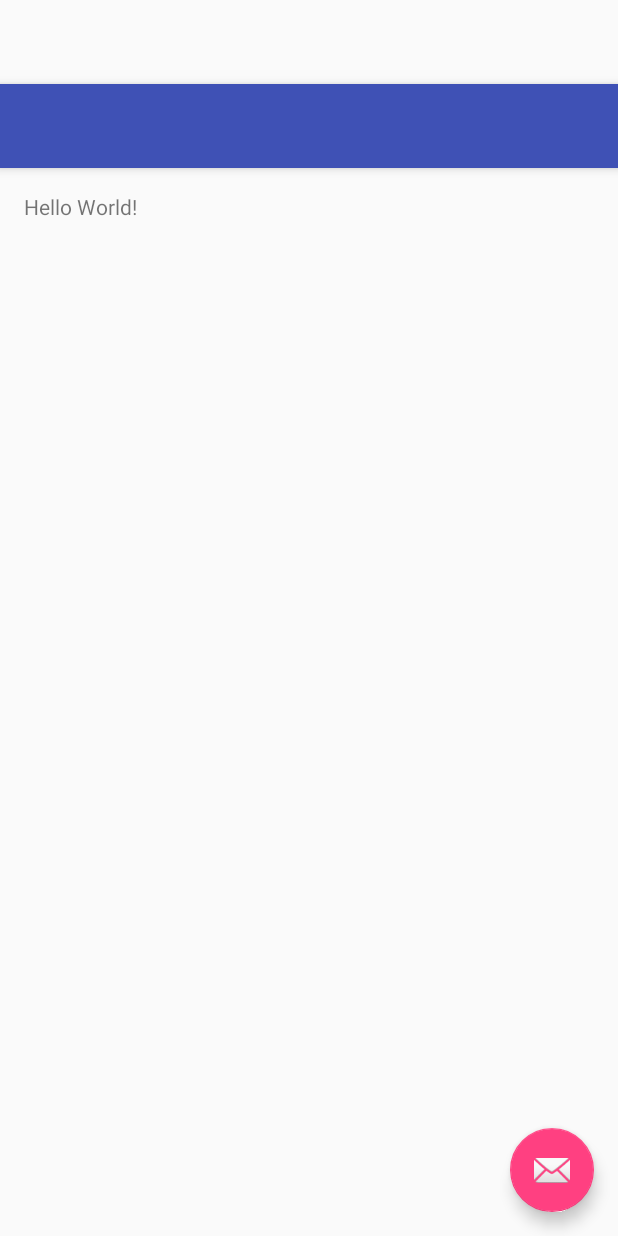
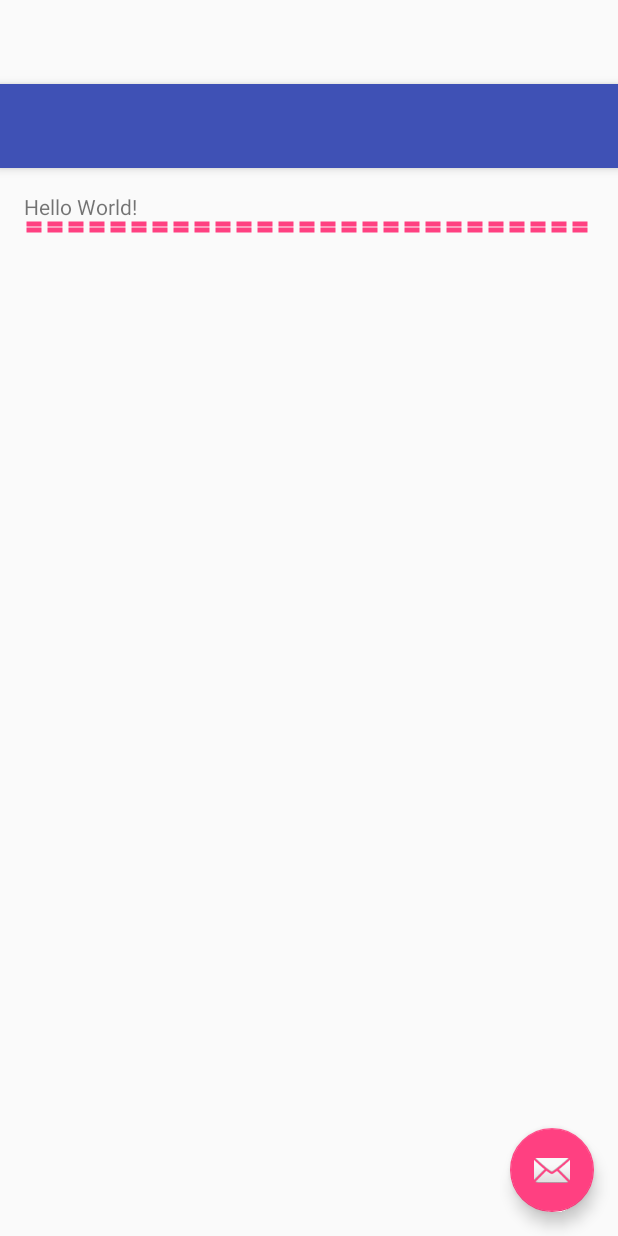
Before and after one commit to blackfrogxxoo/MyAndroidToolbox, an Android app: the layout app_bar_main.xml on its own in the app's theme, with its tools: preview values and no code run, on a phone screen of 412 x 824 dp. Run offline under Robolectric (Android 15) with nearby library versions, the light colour scheme and no system bars.

Commit message:
line shape drawable sample.

```diff
--- /dev/null
+++ b/app/src/main/res/drawable/sample_shape_line.xml
@@ -0,0 +1,12 @@
+<?xml version="1.0" encoding="utf-8"?>
+<shape xmlns:android="http://schemas.android.com/apk/res/android"
+    android:shape="line"> <!-- 形状：rectangle/oval/line/ring -->
+    <!-- shape为ling或ring时必须指定stroke -->
+    <!-- dashWidth与dashGap分别指虚线的实线和空隙宽度 -->
+    <stroke
+        android:width="3dp"
+        android:color="@color/colorAccent"
+        android:dashWidth="10dp"
+        android:dashGap="4dp"/>
+
+</shape>
--- a/app/src/main/res/layout/content_main.xml
+++ b/app/src/main/res/layout/content_main.xml
@@ -1,9 +1,10 @@
 <?xml version="1.0" encoding="utf-8"?>
-<RelativeLayout xmlns:android="http://schemas.android.com/apk/res/android"
+<LinearLayout xmlns:android="http://schemas.android.com/apk/res/android"
     xmlns:app="http://schemas.android.com/apk/res-auto"
     xmlns:tools="http://schemas.android.com/tools"
     android:layout_width="match_parent"
     android:layout_height="match_parent"
+    android:orientation="vertical"
     android:paddingBottom="@dimen/activity_vertical_margin"
     android:paddingLeft="@dimen/activity_horizontal_margin"
     android:paddingRight="@dimen/activity_horizontal_margin"
@@ -16,4 +17,12 @@
         android:layout_width="wrap_content"
         android:layout_height="wrap_content"
         android:text="Hello World!" />
-</RelativeLayout>
+    <View
+        android:layout_width="match_parent"
+        android:layout_height="4dp"
+        android:background="@drawable/sample_shape_line" />
+    <ImageView
+        android:layout_width="match_parent"
+        android:layout_height="4dp"
+        android:src="@drawable/sample_shape_line" />
+</LinearLayout>
```
